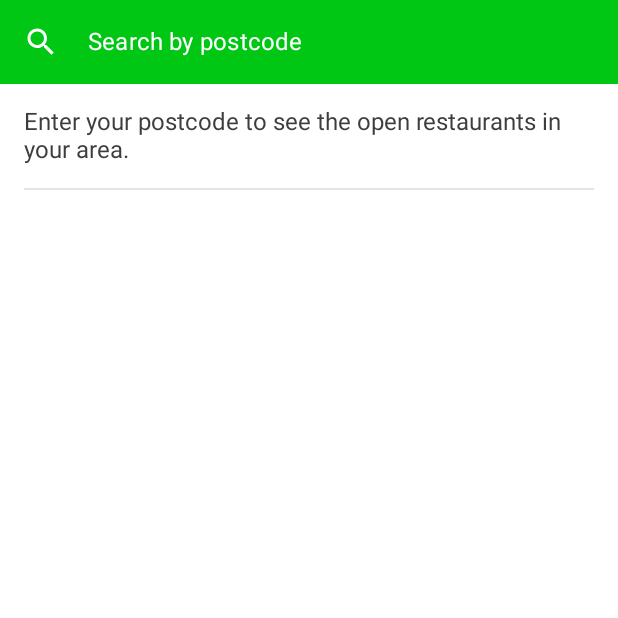
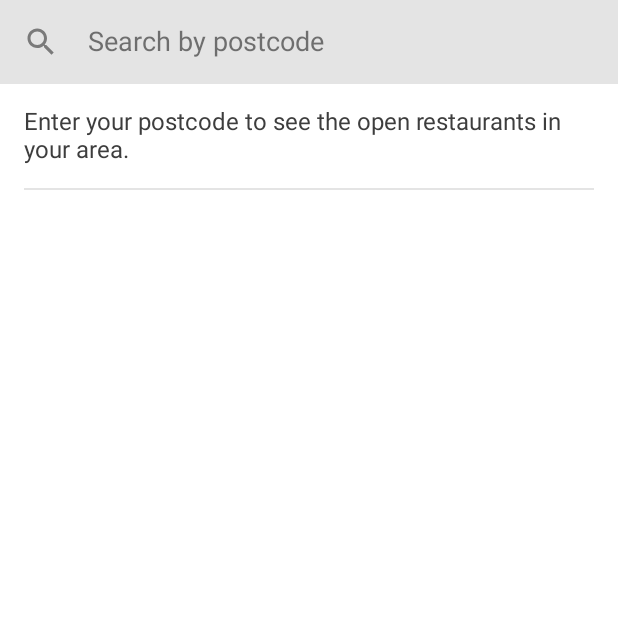
Before and after one commit to scott-middleton/Restaurants, an Android app built with Jetpack Compose: the screen it shows after launch (MainActivity), on a phone screen of 412 x 824 dp, the top half of it. Run offline under Robolectric (Android 15) with nearby library versions, the phone set to English and light mode, and no system bars; our stand-ins replace Dagger/Hilt's generated code; pictures from the network do not load.

Commit message:
Dark mode UI improvements

```diff
--- a/app/src/main/java/com/middleton/restaurants/features/restaurant_search/presentation/RestaurantSearchScreen.kt
+++ b/app/src/main/java/com/middleton/restaurants/features/restaurant_search/presentation/RestaurantSearchScreen.kt
@@ -11,6 +11,7 @@ import androidx.compose.material.icons.filled.Close
 import androidx.compose.material.icons.filled.Search
 import androidx.compose.material.icons.filled.Star
 import androidx.compose.runtime.*
+import androidx.compose.runtime.saveable.rememberSaveable
 import androidx.compose.ui.Alignment
 import androidx.compose.ui.Modifier
 import androidx.compose.ui.graphics.Color
@@ -89,7 +90,7 @@ fun RestaurantsSearchContent(state: RestaurantsState, onSearch: (String) -> Unit
 @Composable
 fun SearchView(onSearch: (String) -> Unit) {
     val focusManager = LocalFocusManager.current
-    var inputValue by remember { mutableStateOf("") }
+    var inputValue by rememberSaveable { mutableStateOf("") }
 
     TextField(
         modifier = Modifier
@@ -101,7 +102,7 @@ fun SearchView(onSearch: (String) -> Unit) {
         placeholder = {
             Text(
                 text = stringResource(R.string.search_by_postcode),
-                color = Color.White
+                style = MaterialTheme.typography.h4,
             )
         },
         textStyle = MaterialTheme.typography.h4,
@@ -135,11 +136,6 @@ fun SearchView(onSearch: (String) -> Unit) {
         singleLine = true,
         shape = RectangleShape,
         colors = TextFieldDefaults.textFieldColors(
-            textColor = Color.White,
-            cursorColor = Color.White,
-            leadingIconColor = Color.White,
-            trailingIconColor = Color.White,
-            backgroundColor = MaterialTheme.colors.primary,
             focusedIndicatorColor = Color.Transparent,
             unfocusedIndicatorColor = Color.Transparent,
             disabledIndicatorColor = Color.Transparent
@@ -235,7 +231,7 @@ fun LoadingScreen() {
             Modifier
                 .size(48.dp)
                 .align(Alignment.Center),
-            color = Color.Black
+            color = MaterialTheme.colors.onBackground
         )
     }
 }
```
